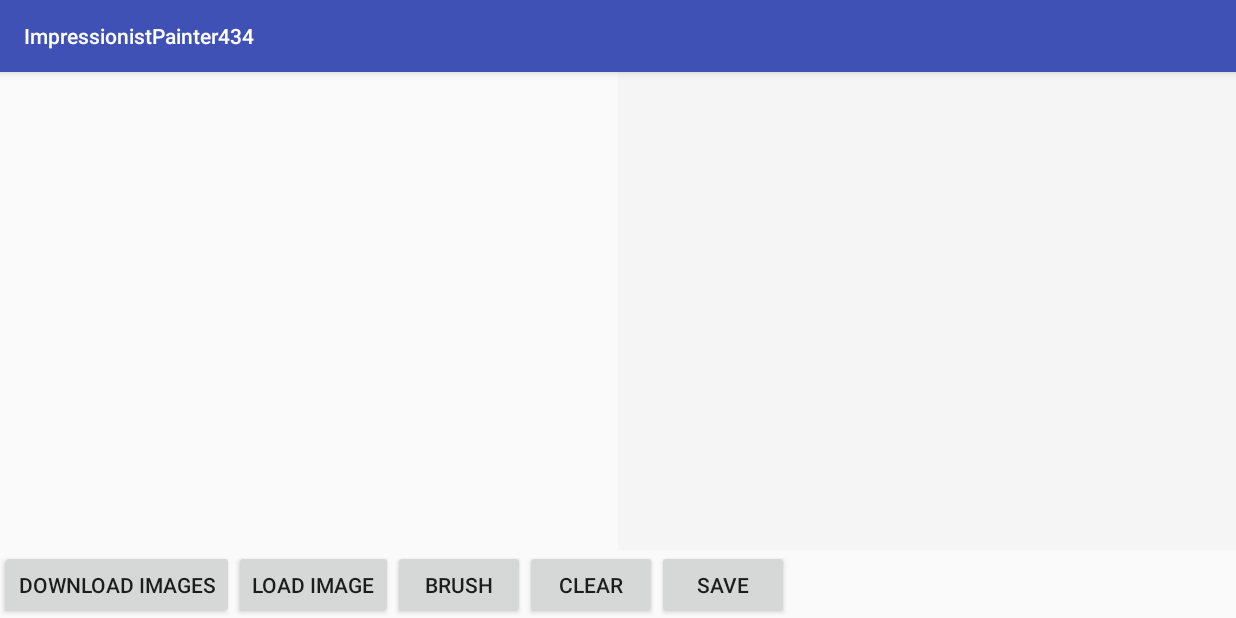
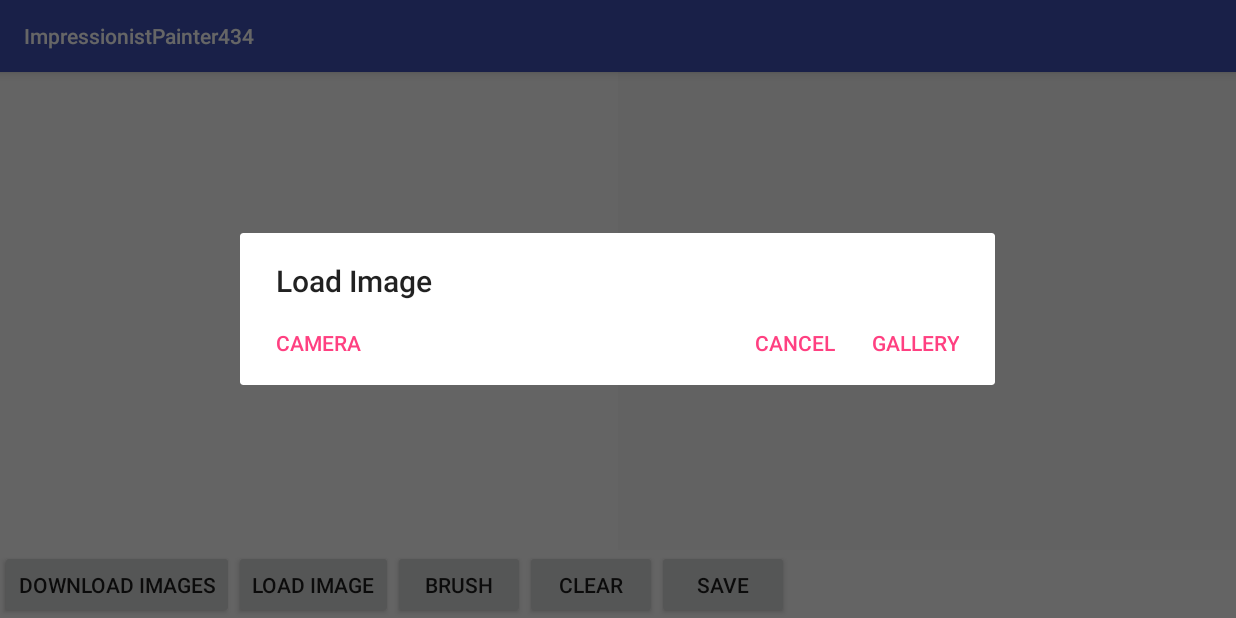
Before and after one commit to csteegz/IA08, an Android app: the screen it shows after launch (MainActivity), after a tap on "LOAD IMAGE", on a phone screen of 824 x 412 dp (held sideways). Run offline under Robolectric (Android 15) with nearby library versions, the phone set to English and light mode, and no system bars.

Commit message:
I think I'm done?

```diff
--- a/app/src/main/java/edu/umd/hcil/impressionistpainter434/MainActivity.java
+++ b/app/src/main/java/edu/umd/hcil/impressionistpainter434/MainActivity.java
@@ -29,6 +29,7 @@ import java.util.UUID;
 
 public class MainActivity extends AppCompatActivity implements OnMenuItemClickListener {
 
+    private static final int RESULT_CAMERA_IMAGE = 2;
     private static int RESULT_LOAD_IMAGE = 1;
     private  ImpressionistView _impressionistView;
 
@@ -54,6 +55,7 @@ public class MainActivity extends AppCompatActivity implements OnMenuItemClickLi
             "http://www.cs.umd.edu/class/spring2016/cmsc434/assignments/IA08-AndroidII/Images/WhiteFlower_PhotoByJonFroehlich(Medium).JPG",
             "http://www.cs.umd.edu/class/spring2016/cmsc434/assignments/IA08-AndroidII/Images/YellowFlower_PhotoByJonFroehlich(Medium).JPG",
     };
+    private AlertDialog _loadAlert;
 
     @Override
     protected void onCreate(Bundle savedInstanceState) {
@@ -63,6 +65,26 @@ public class MainActivity extends AppCompatActivity implements OnMenuItemClickLi
         _impressionistView = (ImpressionistView)findViewById(R.id.viewImpressionist);
         ImageView imageView = (ImageView)findViewById(R.id.viewImage);
         _impressionistView.setImageView(imageView);
+
+        _loadAlert = new AlertDialog.Builder(this).setTitle("Load Image").setNegativeButton("Cancel",null)
+                .setNeutralButton("Camera", new DialogInterface.OnClickListener() {
+                    @Override
+                    public void onClick(DialogInterface dialog, int which) {
+                        Intent takePicture = new Intent(MediaStore.ACTION_IMAGE_CAPTURE);
+                        startActivityForResult(takePicture, RESULT_CAMERA_IMAGE);//zero can be replaced with any action code
+                    }
+                }).setPositiveButton("Gallery", new DialogInterface.OnClickListener() {
+                    @Override
+                    public void onClick(DialogInterface dialog, int which) {
+
+
+                        Intent i = new Intent(
+                                Intent.ACTION_PICK,
+                                android.provider.MediaStore.Images.Media.EXTERNAL_CONTENT_URI);
+
+                        startActivityForResult(i, RESULT_LOAD_IMAGE);
+                    }
+                }).create();
 
     }
 
@@ -96,17 +118,9 @@ public class MainActivity extends AppCompatActivity implements OnMenuItemClickLi
                 Toast.makeText(this, "Square Brush", Toast.LENGTH_SHORT).show();
                 _impressionistView.setBrushType(BrushType.Square);
                 return true;
-            case R.id.menuLine:
-                Toast.makeText(this, "Line Brush", Toast.LENGTH_SHORT).show();
-                _impressionistView.setBrushType(BrushType.Line);
-                return true;
             case R.id.menuCircleSplatter:
                 Toast.makeText(this, "Circle Splatter Brush", Toast.LENGTH_SHORT).show();
                 _impressionistView.setBrushType(BrushType.CircleSplatter);
-                return true;
-            case R.id.menuLineSplatter:
-                Toast.makeText(this, "Line Splatter Brush", Toast.LENGTH_SHORT).show();
-                _impressionistView.setBrushType(BrushType.LineSplatter);
                 return true;
         }
         return false;
@@ -168,15 +182,10 @@ public class MainActivity extends AppCompatActivity implements OnMenuItemClickLi
      * @param v
      */
     public void onButtonClickLoadImage(View v){
+        FileUtils.verifyStoragePermissions(this);
+        _loadAlert.show();
+        // Without this call, the app was crashing in the onActivityResult method when trying to read from file system
 
-        // Without this call, the app was crashing in the onActivityResult method when trying to read from file system
-        FileUtils.verifyStoragePermissions(this);
-
-        Intent i = new Intent(
-                Intent.ACTION_PICK,
-                android.provider.MediaStore.Images.Media.EXTERNAL_CONTENT_URI);
-
-        startActivityForResult(i, RESULT_LOAD_IMAGE);
     }
 
     /**
@@ -190,7 +199,7 @@ public class MainActivity extends AppCompatActivity implements OnMenuItemClickLi
     protected void onActivityResult(int requestCode, int resultCode, Intent data) {
         super.onActivityResult(requestCode, resultCode, data);
 
-        if (requestCode == RESULT_LOAD_IMAGE && resultCode == RESULT_OK && null != data) {
+        if ((requestCode == RESULT_LOAD_IMAGE||requestCode == RESULT_CAMERA_IMAGE) && resultCode == RESULT_OK && null != data) {
             Uri imageUri = data.getData();
 
             try {
--- a/app/src/main/res/menu/popup_menu.xml
+++ b/app/src/main/res/menu/popup_menu.xml
@@ -8,14 +8,9 @@
     <item android:id="@+id/menuSquare"
         android:title="Square" />
 
-    <item android:id="@+id/menuLine"
-        android:title="Line" />
-
     <item android:id="@+id/menuCircleSplatter"
         android:title="Circle Splatter" />
 
-    <item android:id="@+id/menuLineSplatter"
-        android:title="Line Splatter" />
 
 
 
```
